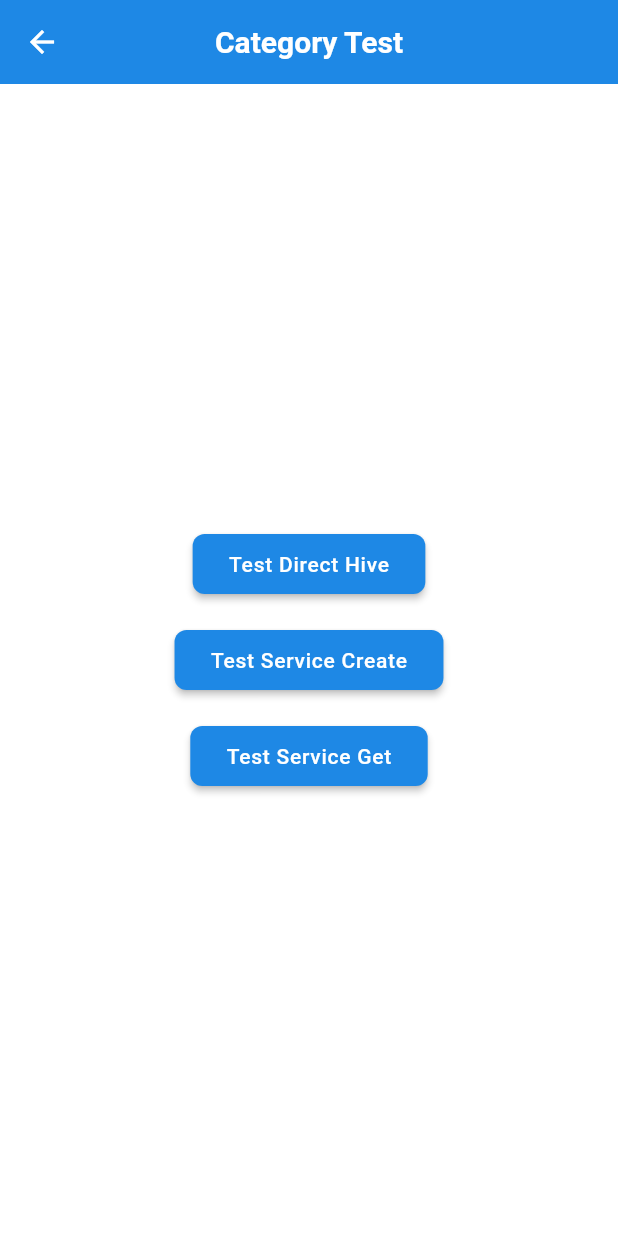
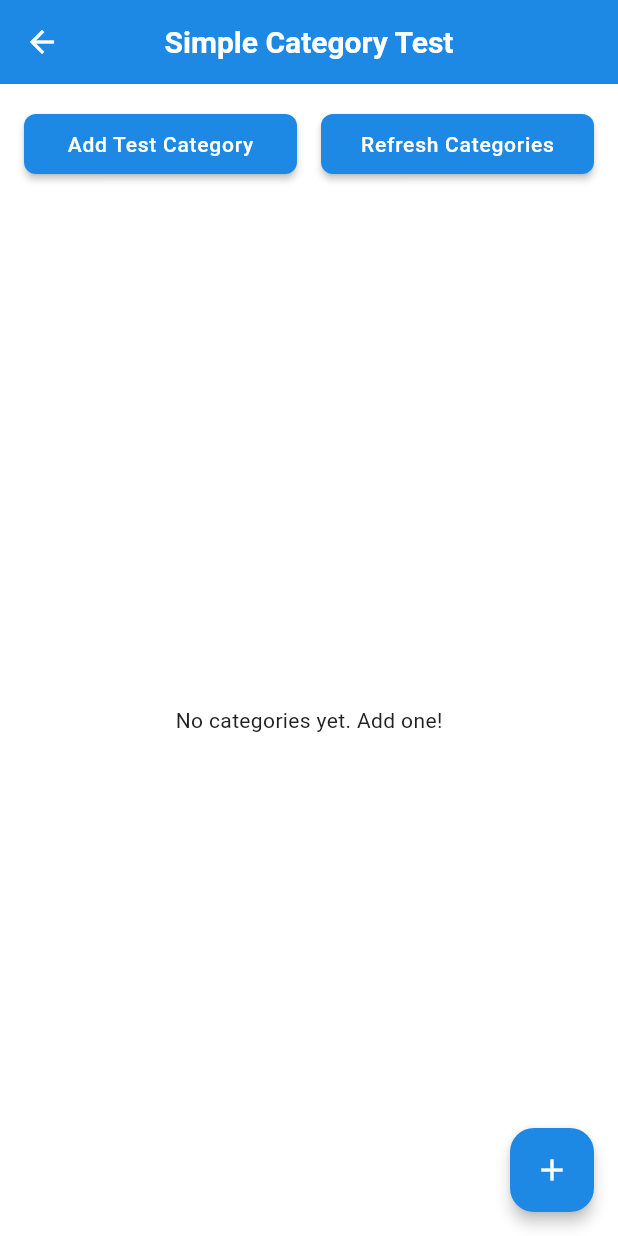
Before and after one commit to Tafarus-code/sylistockapp, a Flutter app: the screen it shows after launch, in the side drawer, after a tap on "Inventory", on a phone screen of 412 x 824 dp. Run offline on Flutter 3.47's test engine with Material 3 defaults, Android fonts, the phone set to English and light mode, and no system bars; our stand-ins replace connectivity_plus, dio, flutter_riverpod, hive, hive_flutter, image_picker and 2 more; missing offline and left inert: flutter_datawedge, mobile_scanner; accounts and stored records are empty; generated files the repository leaves out were written again; statements that could not run were skipped.

Commit message:
fix: Create simple category test without Hive adapters
- Created SimpleCategoryScreen that uses basic Hive without adapters
- Uses simple JSON serialization instead of Hive adapters
- Includes full CRUD functionality (create, read, delete)
- Updated navigation to use simple category test
- This bypasses adapter issues and tests core Hive functionality

Features:
- Direct Hive box access without adapters
- Simple category model with JSON serialization
- Full UI for adding and managing categories
- Proper error handling and user feedback
- Floating action button for adding categories

This should resolve the 'late initialization' errors by avoiding adapter issues.

```diff
--- /dev/null
+++ b/mobile_app/lib/screens/inventory/simple_category_screen.dart
@@ -0,0 +1,264 @@
+import 'package:flutter/material.dart';
+import 'package:hive_flutter/hive_flutter.dart';
+import 'package:uuid/uuid.dart';
+import '../../theme/app_theme.dart';
+
+// Simple category model for testing
+class SimpleCategory {
+  final String id;
+  final String name;
+  final String? description;
+  final DateTime createdAt;
+
+  SimpleCategory({
+    required this.id,
+    required this.name,
+    this.description,
+    required this.createdAt,
+  });
+
+  Map<String, dynamic> toJson() {
+    return {
+      'id': id,
+      'name': name,
+      'description': description,
+      'createdAt': createdAt.toIso8601String(),
+    };
+  }
+
+  factory SimpleCategory.fromJson(Map<String, dynamic> json) {
+    return SimpleCategory(
+      id: json['id'],
+      name: json['name'],
+      description: json['description'],
+      createdAt: DateTime.parse(json['createdAt']),
+    );
+  }
+}
+
+class SimpleCategoryScreen extends StatefulWidget {
+  const SimpleCategoryScreen({Key? key}) : super(key: key);
+
+  @override
+  State<SimpleCategoryScreen> createState() => _SimpleCategoryScreenState();
+}
+
+class _SimpleCategoryScreenState extends State<SimpleCategoryScreen> {
+  late Box<SimpleCategory> _categoryBox;
+  List<SimpleCategory> _categories = [];
+  bool _isLoading = false;
+
+  @override
+  void initState() {
+    super.initState();
+    _initializeHive();
+  }
+
+  Future<void> _initializeHive() async {
+    try {
+      // Open a simple box without adapters
+      _categoryBox = await Hive.openBox('simple_categories');
+      print('Simple category box opened successfully');
+
+      // Load existing categories
+      await _loadCategories();
+
+      setState(() {});
+    } catch (e) {
+      print('Error initializing Hive: $e');
+      ScaffoldMessenger.of(context).showSnackBar(
+        SnackBar(content: Text('Hive initialization error: $e')),
+      );
+    }
+  }
+
+  Future<void> _loadCategories() async {
+    try {
+      final keys = _categoryBox.keys;
+      _categories.clear();
+
+      for (final key in keys) {
+        final category = _categoryBox.get(key);
+        if (category != null) {
+          _categories.add(category);
+        }
+      }
+
+      print('Loaded ${_categories.length} categories');
+    } catch (e) {
+      print('Error loading categories: $e');
+    }
+  }
+
+  @override
+  Widget build(BuildContext context) {
+    return Scaffold(
+      appBar: AppBar(
+        title: const Text('Simple Category Test'),
+        backgroundColor: AppTheme.primaryColor,
+        foregroundColor: Colors.white,
+      ),
+      body: _isLoading
+          ? const Center(child: CircularProgressIndicator())
+          : Column(
+              children: [
+                Padding(
+                  padding: const EdgeInsets.all(16),
+                  child: Row(
+                    children: [
+                      Expanded(
+                        child: ElevatedButton(
+                          onPressed: _addTestCategory,
+                          child: const Text('Add Test Category'),
+                        ),
+                      ),
+                      const SizedBox(width: 16),
+                      Expanded(
+                        child: ElevatedButton(
+                          onPressed: _loadCategories,
+                          child: const Text('Refresh Categories'),
+                        ),
+                      ),
+                    ],
+                  ),
+                ),
+                Expanded(
+                  child: _categories.isEmpty
+                      ? const Center(
+                          child: Text('No categories yet. Add one!'),
+                        )
+                      : ListView.builder(
+                          itemCount: _categories.length,
+                          itemBuilder: (context, index) {
+                            final category = _categories[index];
+                            return Card(
+                              margin: const EdgeInsets.symmetric(horizontal: 16, vertical: 4),
+                              child: ListTile(
+                                title: Text(category.name),
+                                subtitle: category.description != null
+                                    ? Text(category.description!)
+                                    : null,
+                                trailing: IconButton(
+                                  icon: const Icon(Icons.delete),
+                                  onPressed: () => _deleteCategory(category.id),
+                                ),
+                              ),
+                            );
+                          },
+                        ),
+                ),
+              ],
+            ),
+      floatingActionButton: FloatingActionButton(
+        onPressed: _showAddCategoryDialog,
+        backgroundColor: AppTheme.primaryColor,
+        child: const Icon(Icons.add),
+      ),
+    );
+  }
+
+  Future<void> _addTestCategory() async {
+    final category = SimpleCategory(
+      id: const Uuid().v4(),
+      name: 'Test Category ${DateTime.now().millisecondsSinceEpoch}',
+      description: 'Created at ${DateTime.now()}',
+      createdAt: DateTime.now(),
+    );
+
+    try {
+      await _categoryBox.put(category.id, category.toJson());
+      await _loadCategories();
+      ScaffoldMessenger.of(context).showSnackBar(
+        const SnackBar(content: Text('Category added successfully!')),
+      );
+    } catch (e) {
+      print('Error adding category: $e');
+      ScaffoldMessenger.of(context).showSnackBar(
+        SnackBar(content: Text('Error adding category: $e')),
+      );
+    }
+  }
+
+  Future<void> _deleteCategory(String id) async {
+    try {
+      await _categoryBox.delete(id);
+      await _loadCategories();
+      ScaffoldMessenger.of(context).showSnackBar(
+        const SnackBar(content: Text('Category deleted successfully!')),
+      );
+    } catch (e) {
+      print('Error deleting category: $e');
+      ScaffoldMessenger.of(context).showSnackBar(
+        SnackBar(content: Text('Error deleting category: $e')),
+      );
+    }
+  }
+
+  void _showAddCategoryDialog() {
+    final nameController = TextEditingController();
+    final descriptionController = TextEditingController();
+
+    showDialog(
+      context: context,
+      builder: (context) => AlertDialog(
+        title: const Text('Add Category'),
+        content: Column(
+          mainAxisSize: MainAxisSize.min,
+          children: [
+            TextField(
+              controller: nameController,
+              decoration: const InputDecoration(
+                labelText: 'Category Name',
+                hintText: 'Enter category name',
+              ),
+            ),
+            const SizedBox(height: 16),
+            TextField(
+              controller: descriptionController,
+              decoration: const InputDecoration(
+                labelText: 'Description',
+                hintText: 'Enter description',
+              ),
+              maxLines: 3,
+            ),
+          ],
+        ),
+        actions: [
+          TextButton(
+            onPressed: () => Navigator.of(context).pop(),
+            child: const Text('Cancel'),
+          ),
+          ElevatedButton(
+            onPressed: () async {
+              if (nameController.text.isNotEmpty) {
+                final category = SimpleCategory(
+                  id: const Uuid().v4(),
+                  name: nameController.text,
+                  description: descriptionController.text.isEmpty
+                      ? null
+                      : descriptionController.text,
+                  createdAt: DateTime.now(),
+                );
+
+                try {
+                  await _categoryBox.put(category.id, category.toJson());
+                  await _loadCategories();
+                  Navigator.of(context).pop();
+                  ScaffoldMessenger.of(context).showSnackBar(
+                    const SnackBar(content: Text('Category added successfully!')),
+                  );
+                } catch (e) {
+                  print('Error adding category: $e');
+                  ScaffoldMessenger.of(context).showSnackBar(
+                    SnackBar(content: Text('Error adding category: $e')),
+                  );
+                }
+              }
+            },
+            child: const Text('Add'),
+          ),
+        ],
+      ),
+    );
+  }
+}
--- a/mobile_app/lib/widgets/main_navigation.dart
+++ b/mobile_app/lib/widgets/main_navigation.dart
@@ -2,7 +2,7 @@ import 'package:flutter/material.dart';
 import 'package:flutter/services.dart';
 import '../theme/app_theme.dart';
 import '../screens/inventory/enhanced_scanner_screen.dart';
-import '../screens/inventory/category_test_screen.dart';
+import '../screens/inventory/simple_category_screen.dart';
 import '../screens/bankability_dashboard_screen.dart';
 import '../screens/kyc/kyc_dashboard_screen.dart';
 import '../screens/insurance/insurance_dashboard_screen.dart';
@@ -256,7 +256,7 @@ class _MainNavigationState extends State<MainNavigation> {
   void _navigateToInventory() {
     Navigator.push(
       context,
-      MaterialPageRoute(builder: (context) => const CategoryTestScreen()),
+      MaterialPageRoute(builder: (context) => const SimpleCategoryScreen()),
     );
   }
 
```
